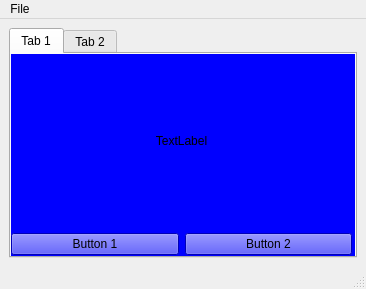
The window that Section4/Designer_code/Video1_2_CSS_tab_Design.ui (Tom-Niesytto/Hands-On-Python-3.x-GUI-Programming) describes before a commit, drawn with Qt 5.
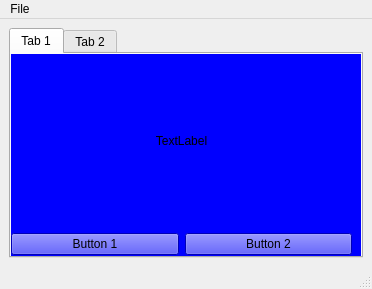
The same window after the commit. Icons and pictures are not drawn.

```diff
--- a/Section4/Designer_code/Video1_2_CSS_tab_Design.ui
+++ b/Section4/Designer_code/Video1_2_CSS_tab_Design.ui
@@ -6,7 +6,7 @@
    <rect>
     <x>0</x>
     <y>0</y>
-    <width>366</width>
+    <width>372</width>
     <height>289</height>
    </rect>
   </property>
@@ -85,8 +85,8 @@
     <rect>
      <x>0</x>
      <y>0</y>
-     <width>366</width>
-     <height>21</height>
+     <width>372</width>
+     <height>26</height>
     </rect>
    </property>
    <widget class="QMenu" name="menuFile">
```
